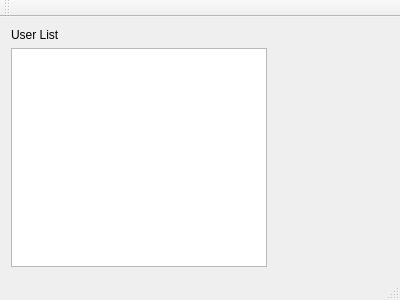
Before: the Qt Designer form mainwindow.ui in Lucinda-Aemilia/ChatClient, drawn with Qt 5.
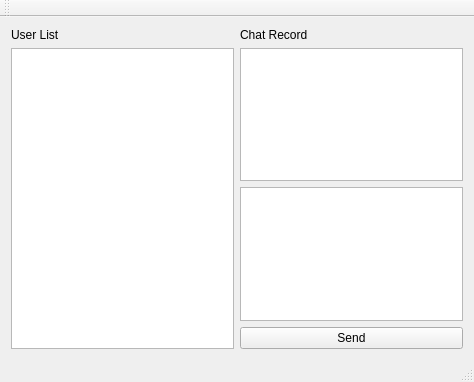
After: the same form once the commit is applied.

The edit to the form file:
```diff
--- a/mainwindow.ui
+++ b/mainwindow.ui
@@ -6,8 +6,8 @@
    <rect>
     <x>0</x>
     <y>0</y>
-    <width>400</width>
-    <height>300</height>
+    <width>474</width>
+    <height>382</height>
    </rect>
   </property>
   <property name="windowTitle">
@@ -34,16 +34,28 @@
      </layout>
     </item>
     <item>
-     <widget class="QStackedWidget" name="stackedWidget">
-      <property name="sizePolicy">
-       <sizepolicy hsizetype="Expanding" vsizetype="Preferred">
-        <horstretch>0</horstretch>
-        <verstretch>0</verstretch>
-       </sizepolicy>
-      </property>
-      <widget class="QWidget" name="page"/>
-      <widget class="QWidget" name="page_2"/>
-     </widget>
+     <layout class="QVBoxLayout" name="verticalLayout_2">
+      <item>
+       <widget class="QLabel" name="label_2">
+        <property name="text">
+         <string>Chat Record</string>
+        </property>
+       </widget>
+      </item>
+      <item>
+       <widget class="QListWidget" name="recordList"/>
+      </item>
+      <item>
+       <widget class="QPlainTextEdit" name="sendTextEdit"/>
+      </item>
+      <item>
+       <widget class="QPushButton" name="sendButton">
+        <property name="text">
+         <string>Send</string>
+        </property>
+       </widget>
+      </item>
+     </layout>
     </item>
    </layout>
   </widget>
```
Left out of the diff: 5 changed lines with no effect on the pictures.
